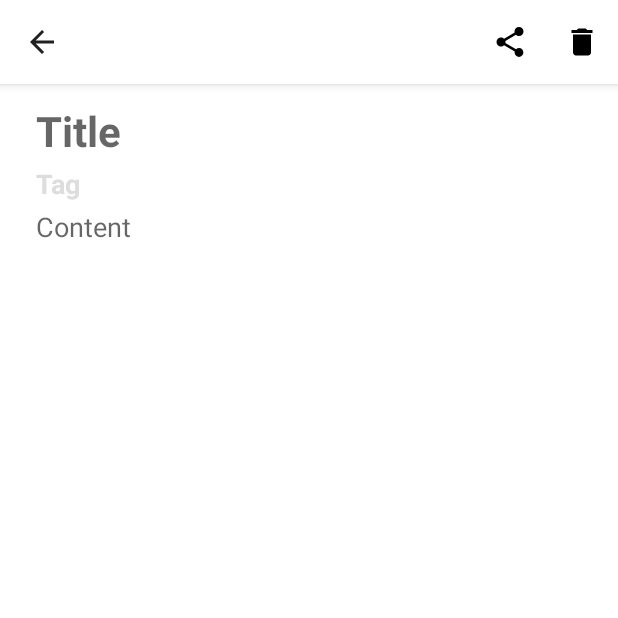
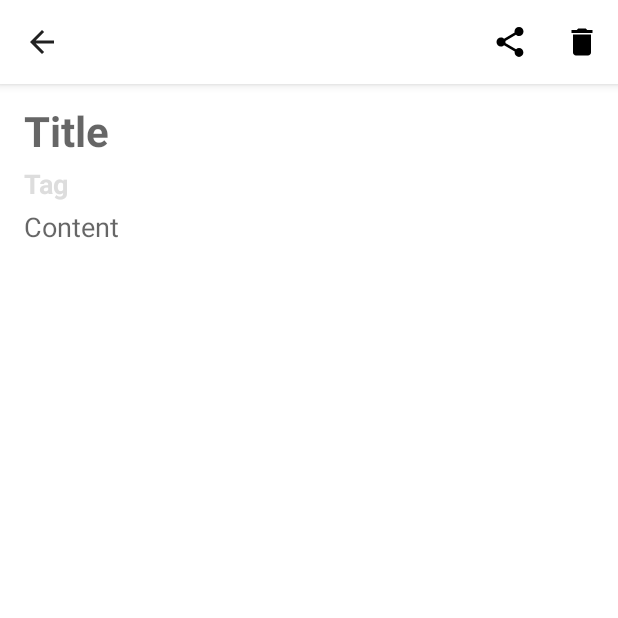
Before and after one commit to tytydraco/Illud, an Android app: the ViewMoreActivity screen opened directly, with no data from a screen before it, on a phone screen of 412 x 824 dp, the top half of it. Run offline under Robolectric (Android 15) with nearby library versions, the phone set to English and light mode, and no system bars.

Commit message:
Create and implement style for text views
Signed-off-by: tytydraco <tylernij@gmail.com>

```diff
--- a/app/src/main/res/layout/view_more_activity.xml
+++ b/app/src/main/res/layout/view_more_activity.xml
@@ -2,16 +2,17 @@
 <RelativeLayout xmlns:android="http://schemas.android.com/apk/res/android"
     android:layout_width="match_parent"
     android:layout_height="match_parent"
-    android:layout_marginTop="12dp">
+    android:layout_marginTop="12dp"
+    android:background="@color/colorPrimary">
 
     <EditText
         android:layout_width="match_parent"
         android:layout_height="wrap_content"
         android:id="@+id/label"
-        style="@style/TextAppearance.AppCompat.Large"
+        style="@style/TextTheme"
+        android:background="@null"
         android:textSize="28sp"
         android:ellipsize="end"
-        android:background="@color/colorPrimary"
         android:paddingHorizontal="24dp"
         android:textStyle="bold"
         android:hint="@string/hint_label"
@@ -22,7 +23,8 @@
         android:layout_width="match_parent"
         android:layout_height="wrap_content"
         android:id="@+id/tag"
-        style="@style/TextAppearance.AppCompat.Medium"
+        style="@style/TextTheme"
+        android:background="@null"
         android:textSize="18sp"
         android:textColor="@color/colorAccent"
         android:textColorHint="@color/colorPrimaryDark"
@@ -30,7 +32,6 @@
         android:paddingVertical="4dp"
         android:paddingHorizontal="24dp"
         android:ellipsize="end"
-        android:background="@color/colorPrimary"
         android:maxLines="1"
         android:layout_below="@id/label"
         android:hint="@string/hint_tag"
@@ -44,12 +45,12 @@
         android:autoLink="all"
         android:gravity="top"
         android:id="@+id/content"
-        style="@style/TextAppearance.AppCompat.Medium"
+        style="@style/TextTheme"
         android:textSize="18sp"
         android:paddingBottom="12dp"
         android:paddingHorizontal="24dp"
         android:ellipsize="end"
-        android:background="@color/colorPrimary"
+        android:background="@null"
         android:layout_below="@id/tag"
         android:layout_alignParentBottom="true"
         android:hint="@string/hint_content"
--- a/app/src/main/res/values/styles.xml
+++ b/app/src/main/res/values/styles.xml
@@ -9,6 +9,12 @@
         <item name="android:windowLightStatusBar">true</item>
         <item name="android:navigationBarColor">@color/colorPrimary</item>
         <item name="alertDialogTheme">@style/AlertDialogTheme</item>
+    </style>
+
+    <style name="TextTheme">
+        <item name="android:textColor">@android:color/black</item>
+        <item name="android:paddingStart">?android:attr/listPreferredItemPaddingStart</item>
+        <item name="android:paddingEnd">?android:attr/listPreferredItemPaddingEnd</item>
     </style>
 
     <!-- Colors for material alert dialogs -->
```
Also changed, not shown: app/src/main/res/layout/recycler_view_item.xml (+2 -7 lines).
